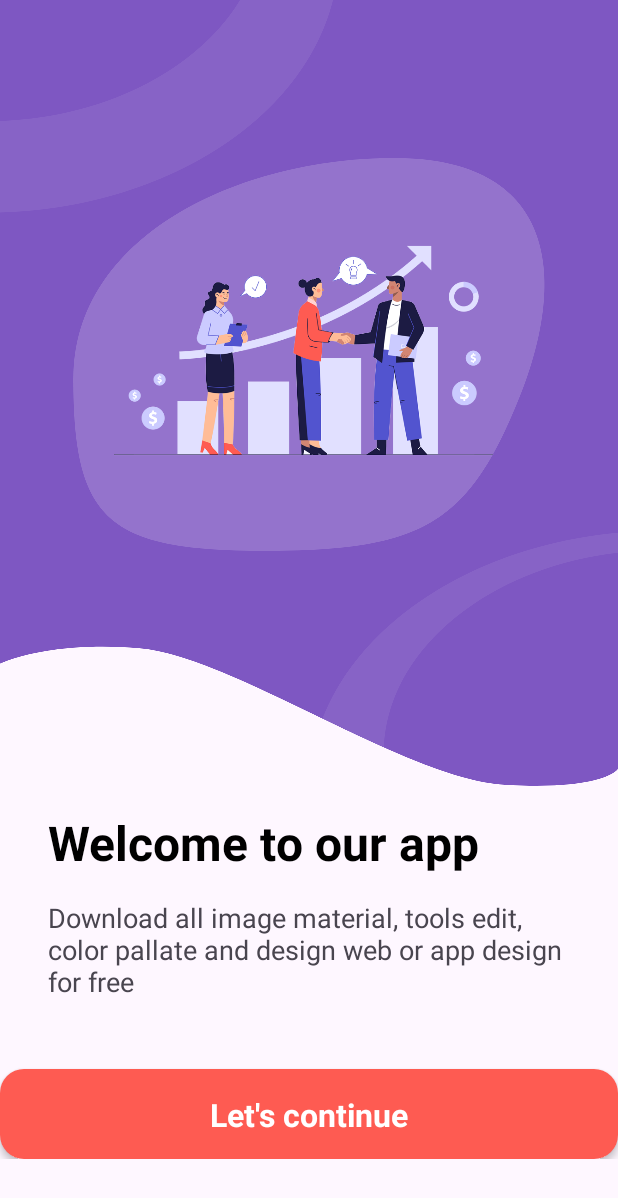
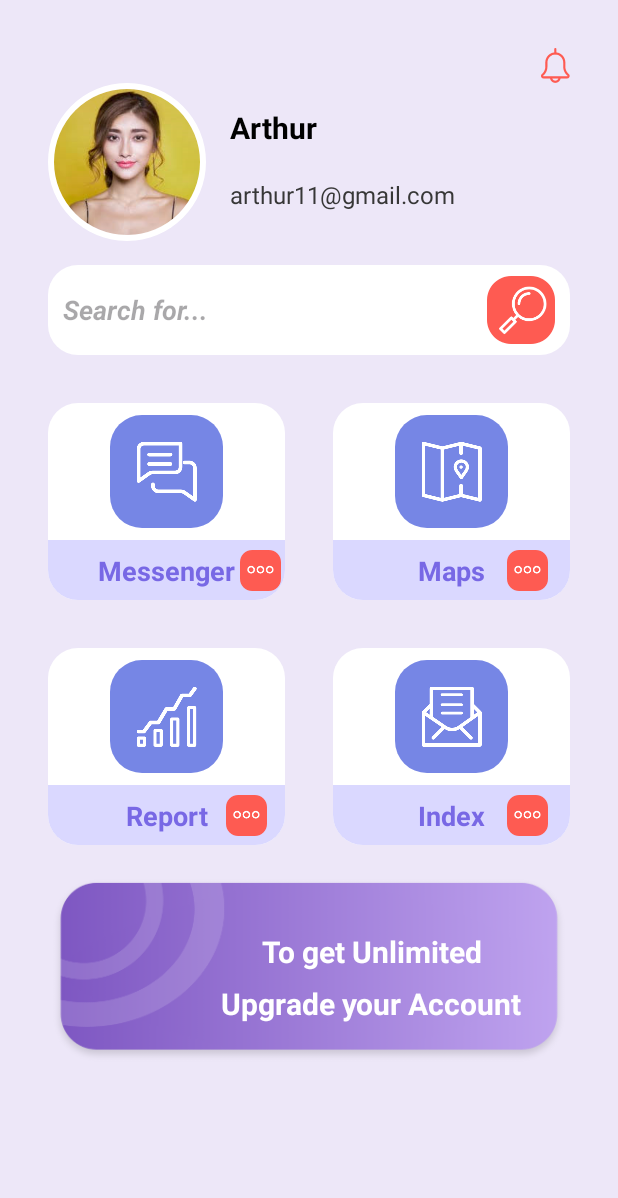
Before and after one commit to deaguss/registration-app, an Android app: the screen it shows after launch (MainActivity), on a phone screen of 412 x 824 dp. Shown: the top 1198 px of the screen. Run offline under Robolectric (Android 15) with nearby library versions, the phone set to English and light mode, and no system bars.

Commit message:
create main activity

```diff
--- a/app/build.gradle.kts
+++ b/app/build.gradle.kts
@@ -5,7 +5,7 @@ plugins {
 
 android {
     namespace = "com.example.registation"
-    compileSdk = 33
+    compileSdk = 34
 
     defaultConfig {
         applicationId = "com.example.registation"
--- a/app/src/main/java/com/example/registation/MainActivity.kt
+++ b/app/src/main/java/com/example/registation/MainActivity.kt
@@ -6,6 +6,6 @@ import android.os.Bundle
 class MainActivity : AppCompatActivity() {
     override fun onCreate(savedInstanceState: Bundle?) {
         super.onCreate(savedInstanceState)
-        setContentView(R.layout.activity_splash)
+        setContentView(R.layout.main_activity)
     }
 }
--- /dev/null
+++ b/app/src/main/res/drawable/purple2_background.xml
@@ -0,0 +1,9 @@
+<?xml version="1.0" encoding="utf-8"?>
+<selector xmlns:android="http://schemas.android.com/apk/res/android">
+    <item>
+        <shape android:shape="rectangle">
+            <solid android:color="#dad8ff"/>
+            <corners android:bottomLeftRadius="20dp" android:bottomRightRadius="20dp"/>
+        </shape>
+    </item>
+</selector>
--- /dev/null
+++ b/app/src/main/res/drawable/purple_background.xml
@@ -0,0 +1,9 @@
+<?xml version="1.0" encoding="utf-8"?>
+<selector xmlns:android="http://schemas.android.com/apk/res/android">
+    <item>
+        <shape android:shape="rectangle">
+            <solid android:color="#7686e5"/>
+            <corners android:radius="21dp"/>
+        </shape>
+    </item>
+</selector>
--- /dev/null
+++ b/app/src/main/res/drawable/white_background.xml
@@ -0,0 +1,9 @@
+<?xml version="1.0" encoding="utf-8"?>
+<selector xmlns:android="http://schemas.android.com/apk/res/android">
+    <item>
+        <shape android:shape="rectangle">
+            <solid android:color="#ffffff"/>
+            <corners android:radius="20dp"/>
+        </shape>
+    </item>
+</selector>
--- /dev/null
+++ b/app/src/main/res/layout/main_activity.xml
@@ -0,0 +1,400 @@
+<?xml version="1.0" encoding="utf-8"?>
+<androidx.constraintlayout.widget.ConstraintLayout xmlns:android="http://schemas.android.com/apk/res/android"
+    xmlns:app="http://schemas.android.com/apk/res-auto"
+    xmlns:tools="http://schemas.android.com/tools"
+    android:layout_width="match_parent"
+    android:layout_height="match_parent"
+    android:layout_weight="1"
+    android:background="#EDE7F8">
+
+    <ScrollView
+        android:layout_width="match_parent"
+        android:layout_height="match_parent"
+        app:layout_constraintBottom_toBottomOf="parent"
+        app:layout_constraintEnd_toEndOf="parent"
+        app:layout_constraintHorizontal_bias="0.0"
+        app:layout_constraintStart_toStartOf="parent"
+        app:layout_constraintTop_toTopOf="parent"
+        app:layout_constraintVertical_bias="1.0">
+
+        <LinearLayout
+            android:layout_width="match_parent"
+            android:layout_height="wrap_content"
+            android:orientation="vertical"
+            android:paddingStart="32dp"
+            android:paddingEnd="32dp">
+
+            <ImageView
+                android:id="@+id/imageView4"
+                android:layout_width="wrap_content"
+                android:layout_height="wrap_content"
+                android:layout_gravity="end"
+                android:layout_marginTop="32dp"
+                android:src="@drawable/bell" />
+
+            <androidx.constraintlayout.widget.ConstraintLayout
+                android:layout_width="match_parent"
+                android:layout_height="match_parent">
+
+                <ImageView
+                    android:id="@+id/imageView5"
+                    android:layout_width="wrap_content"
+                    android:layout_height="wrap_content"
+                    app:layout_constraintBottom_toBottomOf="parent"
+                    app:layout_constraintStart_toStartOf="parent"
+                    app:layout_constraintTop_toTopOf="parent"
+                    android:src="@drawable/profile" />
+
+                <TextView
+                    android:id="@+id/textView10"
+                    android:layout_width="wrap_content"
+                    android:layout_height="wrap_content"
+                    android:layout_marginStart="16dp"
+                    android:layout_marginTop="16dp"
+                    android:text="Arthur"
+                    android:textColor="#000000"
+                    android:textSize="20sp"
+                    android:textStyle="bold"
+                    app:layout_constraintStart_toEndOf="@+id/imageView5"
+                    app:layout_constraintTop_toTopOf="parent" />
+
+                <TextView
+                    android:id="@+id/textView11"
+                    android:layout_width="wrap_content"
+                    android:layout_height="wrap_content"
+                    android:text="arthur11@gmail.com"
+                    android:textColor="#373737"
+                    android:textSize="16sp"
+                    app:layout_constraintBottom_toBottomOf="parent"
+                    app:layout_constraintStart_toStartOf="@+id/textView10"
+                    app:layout_constraintTop_toBottomOf="@+id/textView10" />
+
+            </androidx.constraintlayout.widget.ConstraintLayout>
+
+            <EditText
+                android:id="@+id/editTextText5"
+                android:layout_width="match_parent"
+                android:layout_height="60dp"
+                android:layout_marginTop="16dp"
+                android:background="@drawable/white_background"
+                android:drawableEnd="@drawable/search"
+                android:ems="10"
+                android:hint="Search for..."
+                android:inputType="textPersonName"
+                android:padding="10dp"
+                android:textColor="#7a7a7a"
+                android:textSize="18sp"
+                android:textStyle="bold|italic" />
+
+            <LinearLayout
+                android:layout_width="match_parent"
+                android:layout_height="match_parent"
+                android:layout_marginTop="16dp"
+                android:orientation="vertical">
+
+                <LinearLayout
+                    android:layout_width="match_parent"
+                    android:layout_height="match_parent"
+                    android:orientation="horizontal"
+                    android:rotationX="0">
+
+                    <LinearLayout
+                        android:layout_width="wrap_content"
+                        android:layout_height="match_parent"
+                        android:layout_marginTop="16dp"
+                        android:layout_marginEnd="16dp"
+                        android:layout_marginBottom="16dp"
+                        android:layout_weight="1"
+                        android:background="@drawable/white_background"
+                        android:orientation="vertical">
+
+                        <androidx.constraintlayout.widget.ConstraintLayout
+                            android:layout_width="75dp"
+                            android:layout_height="75dp"
+                            android:layout_gravity="center_horizontal"
+                            android:layout_margin="8dp"
+                            android:background="@drawable/purple_background">
+
+                            <ImageView
+                                android:id="@+id/imageView6"
+                                android:layout_width="wrap_content"
+                                android:layout_height="wrap_content"
+                                app:layout_constraintBottom_toBottomOf="parent"
+                                app:layout_constraintEnd_toEndOf="parent"
+                                app:layout_constraintStart_toStartOf="parent"
+                                app:layout_constraintTop_toTopOf="parent"
+                                android:src="@drawable/ic_1" />
+                        </androidx.constraintlayout.widget.ConstraintLayout>
+
+                        <androidx.constraintlayout.widget.ConstraintLayout
+                            android:layout_width="match_parent"
+                            android:layout_height="40dp"
+                            android:background="@drawable/purple2_background">
+
+                            <TextView
+                                android:id="@+id/textView12"
+                                android:layout_width="wrap_content"
+                                android:layout_height="wrap_content"
+                                android:text="Messenger"
+                                android:textColor="#7868e5"
+                                android:textSize="18sp"
+                                android:textStyle="bold"
+                                app:layout_constraintBottom_toBottomOf="parent"
+                                app:layout_constraintEnd_toEndOf="parent"
+                                app:layout_constraintStart_toStartOf="parent"
+                                app:layout_constraintTop_toTopOf="parent" />
+
+                            <ImageView
+                                android:id="@+id/imageView7"
+                                android:layout_width="wrap_content"
+                                android:layout_height="wrap_content"
+                                app:layout_constraintBottom_toBottomOf="parent"
+                                app:layout_constraintEnd_toEndOf="parent"
+                                app:layout_constraintStart_toEndOf="@+id/textView12"
+                                app:layout_constraintTop_toTopOf="parent"
+                                android:src="@drawable/ic_dot" />
+                        </androidx.constraintlayout.widget.ConstraintLayout>
+
+                    </LinearLayout>
+
+                    <LinearLayout
+                        android:layout_width="wrap_content"
+                        android:layout_height="match_parent"
+                        android:layout_marginStart="16dp"
+                        android:layout_marginTop="16dp"
+                        android:layout_marginBottom="16dp"
+                        android:layout_weight="1"
+                        android:background="@drawable/white_background"
+                        android:orientation="vertical">
+
+                        <androidx.constraintlayout.widget.ConstraintLayout
+                            android:layout_width="75dp"
+                            android:layout_height="75dp"
+                            android:layout_gravity="center_horizontal"
+                            android:layout_margin="8dp"
+                            android:background="@drawable/purple_background">
+
+                            <ImageView
+                                android:id="@+id/imageView8"
+                                android:layout_width="wrap_content"
+                                android:layout_height="wrap_content"
+                                app:layout_constraintBottom_toBottomOf="parent"
+                                app:layout_constraintEnd_toEndOf="parent"
+                                app:layout_constraintStart_toStartOf="parent"
+                                app:layout_constraintTop_toTopOf="parent"
+                                android:src="@drawable/ic_2" />
+                        </androidx.constraintlayout.widget.ConstraintLayout>
+
+                        <androidx.constraintlayout.widget.ConstraintLayout
+                            android:layout_width="match_parent"
+                            android:layout_height="40dp"
+                            android:background="@drawable/purple2_background">
+
+                            <TextView
+                                android:id="@+id/textView13"
+                                android:layout_width="wrap_content"
+                                android:layout_height="wrap_content"
+                                android:text="Maps"
+                                android:textColor="#7868e5"
+                                android:textSize="18sp"
+                                android:textStyle="bold"
+                                app:layout_constraintBottom_toBottomOf="parent"
+                                app:layout_constraintEnd_toEndOf="parent"
+                                app:layout_constraintStart_toStartOf="parent"
+                                app:layout_constraintTop_toTopOf="parent" />
+
+                            <ImageView
+                                android:id="@+id/imageView9"
+                                android:layout_width="wrap_content"
+                                android:layout_height="wrap_content"
+                                app:layout_constraintBottom_toBottomOf="parent"
+                                app:layout_constraintEnd_toEndOf="parent"
+                                app:layout_constraintStart_toEndOf="@+id/textView13"
+                                app:layout_constraintTop_toTopOf="parent"
+                                android:src="@drawable/ic_dot" />
+                        </androidx.constraintlayout.widget.ConstraintLayout>
+
+                    </LinearLayout>
+
+                </LinearLayout>
+
+                <LinearLayout
+                    android:layout_width="match_parent"
+                    android:layout_height="match_parent"
+                    android:orientation="horizontal"
+                    android:rotationX="0">
+
+                    <LinearLayout
+                        android:layout_width="wrap_content"
+                        android:layout_height="match_parent"
+                        android:layout_marginTop="16dp"
+                        android:layout_marginEnd="16dp"
+                        android:layout_marginBottom="16dp"
+                        android:layout_weight="1"
+                        android:background="@drawable/white_background"
+                        android:orientation="vertical">
+
+                        <androidx.constraintlayout.widget.ConstraintLayout
+                            android:layout_width="75dp"
+                            android:layout_height="75dp"
+                            android:layout_gravity="center_horizontal"
+                            android:layout_margin="8dp"
+                            android:background="@drawable/purple_background">
+
+                            <ImageView
+                                android:id="@+id/imageView10"
+                                android:layout_width="wrap_content"
+                                android:layout_height="wrap_content"
+                                app:layout_constraintBottom_toBottomOf="parent"
+                                app:layout_constraintEnd_toEndOf="parent"
+                                app:layout_constraintStart_toStartOf="parent"
+                                app:layout_constraintTop_toTopOf="parent"
+                                android:src="@drawable/ic_3" />
+                        </androidx.constraintlayout.widget.ConstraintLayout>
+
+                        <androidx.constraintlayout.widget.ConstraintLayout
+                            android:layout_width="match_parent"
+                            android:layout_height="40dp"
+                            android:background="@drawable/purple2_background">
+
+                            <TextView
+                                android:id="@+id/textView14"
+                                android:layout_width="wrap_content"
+                                android:layout_height="wrap_content"
+                                android:text="Report"
+                                android:textColor="#7868e5"
+                                android:textSize="18sp"
+                                android:textStyle="bold"
+                                app:layout_constraintBottom_toBottomOf="parent"
+                                app:layout_constraintEnd_toEndOf="parent"
+                                app:layout_constraintStart_toStartOf="parent"
+                                app:layout_constraintTop_toTopOf="parent" />
+
+                            <ImageView
+                                android:id="@+id/imageView11"
+                                android:layout_width="wrap_content"
+                                android:layout_height="wrap_content"
+                                app:layout_constraintBottom_toBottomOf="parent"
+                                app:layout_constraintEnd_toEndOf="parent"
+                                app:layout_constraintStart_toEndOf="@+id/textView14"
+                                app:layout_constraintTop_toTopOf="parent"
+                                android:src="@drawable/ic_dot" />
+                        </androidx.constraintlayout.widget.ConstraintLayout>
+
+                    </LinearLayout>
+
+                    <LinearLayout
+                        android:layout_width="wrap_content"
+                        android:layout_height="match_parent"
+                        android:layout_marginStart="16dp"
+                        android:layout_marginTop="16dp"
+                        android:layout_marginBottom="16dp"
+                        android:layout_weight="1"
+                        android:background="@drawable/white_background"
+                        android:orientation="vertical">
+
+                        <androidx.constraintlayout.widget.ConstraintLayout
+                            android:layout_width="75dp"
+                            android:layout_height="75dp"
+                            android:layout_gravity="center_horizontal"
+                            android:layout_margin="8dp"
+                            android:background="@drawable/purple_background">
+
+                            <ImageView
+                                android:id="@+id/imageView12"
+                                android:layout_width="wrap_content"
+                                android:layout_height="wrap_content"
+                                app:layout_constraintBottom_toBottomOf="parent"
+                                app:layout_constraintEnd_toEndOf="parent"
+                                app:layout_constraintStart_toStartOf="parent"
+                                app:layout_constraintTop_toTopOf="parent"
+                                android:src="@drawable/ic_4" />
+                        </androidx.constraintlayout.widget.ConstraintLayout>
+
+                        <androidx.constraintlayout.widget.ConstraintLayout
+                            android:layout_width="match_parent"
+                            android:layout_height="40dp"
+                            android:background="@drawable/purple2_background">
+
+                            <TextView
+                                android:id="@+id/textView15"
+                                android:layout_width="wrap_content"
+                                android:layout_height="wrap_content"
+                                android:text="Index"
+                                android:textColor="#7868e5"
+                                android:textSize="18sp"
+                                android:textStyle="bold"
+                                app:layout_constraintBottom_toBottomOf="parent"
+                                app:layout_constraintEnd_toEndOf="parent"
+                                app:layout_constraintStart_toStartOf="parent"
+                                app:layout_constraintTop_toTopOf="parent" />
+
+                            <ImageView
+                                android:id="@+id/imageView15"
+                                android:layout_width="wrap_content"
+                                android:layout_height="wrap_content"
+                                app:layout_constraintBottom_toBottomOf="parent"
+                                app:layout_constraintEnd_toEndOf="parent"
+                                app:layout_constraintStart_toEndOf="@+id/textView15"
+                                app:layout_constraintTop_toTopOf="parent"
+                                android:src="@drawable/ic_dot" />
+                        </androidx.constraintlayout.widget.ConstraintLayout>
+
+                    </LinearLayout>
+
+                </LinearLayout>
+
+            </LinearLayout>
+
+            <androidx.constraintlayout.widget.ConstraintLayout
+                android:layout_width="match_parent"
+                android:layout_height="match_parent">
+
+                <ImageView
+                    android:id="@+id/imageView18"
+                    android:layout_width="wrap_content"
+                    android:layout_height="wrap_content"
+                    app:layout_constraintBottom_toBottomOf="parent"
+                    app:layout_constraintEnd_toEndOf="parent"
+                    app:layout_constraintHorizontal_bias="1.0"
+                    app:layout_constraintStart_toStartOf="parent"
+                    app:layout_constraintTop_toTopOf="parent"
+                    app:layout_constraintVertical_bias="0.0"
+                    android:src="@drawable/bottom_banner" />
+
+                <TextView
+                    android:id="@+id/textView16"
+                    android:layout_width="wrap_content"
+                    android:layout_height="wrap_content"
+                    android:text="Upgrade your Account"
+                    android:textColor="#ffffff"
+                    android:textSize="20sp"
+
+                    android:textStyle="bold"
+                    app:layout_constraintBottom_toBottomOf="parent"
+                    app:layout_constraintEnd_toEndOf="parent"
+                    app:layout_constraintHorizontal_bias="0.781"
+                    app:layout_constraintStart_toStartOf="@+id/imageView18"
+                    app:layout_constraintTop_toTopOf="parent"
+                    app:layout_constraintVertical_bias="0.703" />
+
+                <TextView
+                    android:id="@+id/textView18"
+                    android:layout_width="wrap_content"
+                    android:layout_height="wrap_content"
+                    android:layout_marginBottom="7dp"
+                    android:text="To get Unlimited"
+                    android:textColor="#ffffff"
+                    android:textSize="20sp"
+
+                    android:textStyle="bold"
+                    app:layout_constraintBottom_toTopOf="@+id/textView16"
+                    app:layout_constraintEnd_toEndOf="@+id/textView16"
+                    app:layout_constraintStart_toStartOf="@+id/textView16" />
+
+            </androidx.constraintlayout.widget.ConstraintLayout>
+
+        </LinearLayout>
+    </ScrollView>
+
+</androidx.constraintlayout.widget.ConstraintLayout>
```
